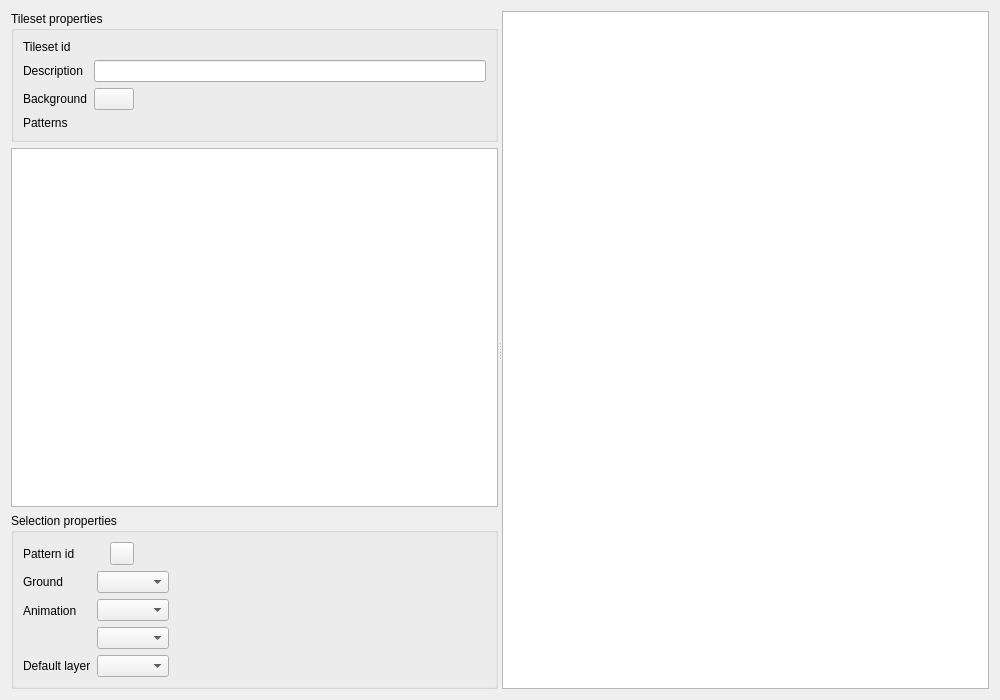
Above: src/gui/tileset_editor.ui from solarus-games/solarus-quest-editor before the change. Below: the same form after it.
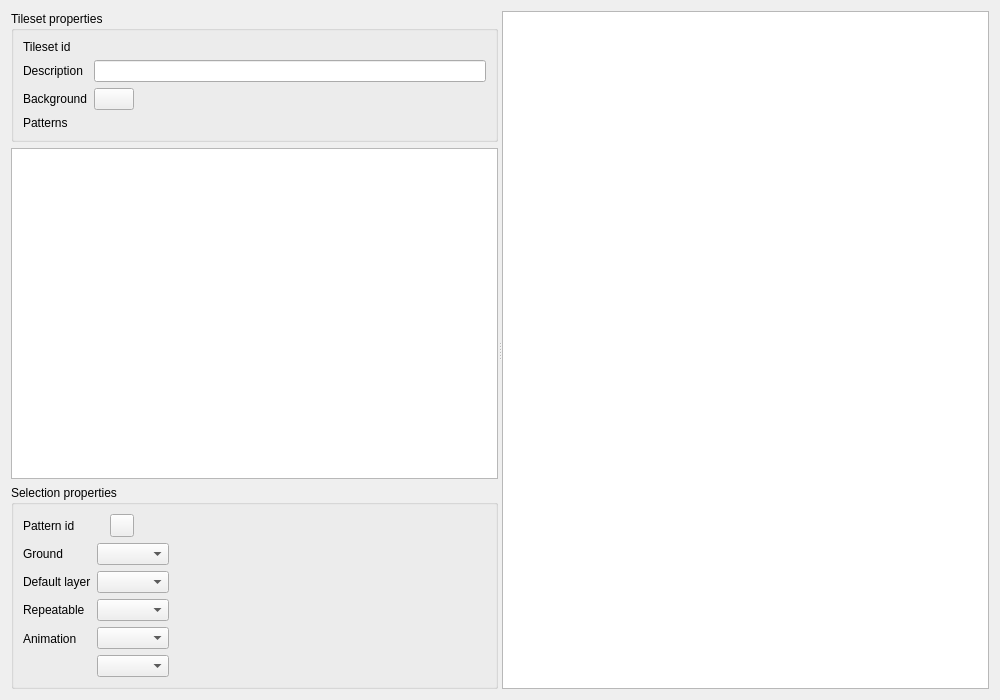
That is the form after the change. Icons and pictures are not drawn. Custom widgets are drawn as their Qt base class.

Commit message:
Allow to set the repeat mode of patterns in the tileset editor (#45).
The next step is to take it into account when resizing tiles in the map editor.

The edit to the form file:
```diff
--- a/src/gui/tileset_editor.ui
+++ b/src/gui/tileset_editor.ui
@@ -253,7 +253,7 @@
             </property>
            </widget>
           </item>
-          <item row="2" column="0">
+          <item row="4" column="0">
            <widget class="QLabel" name="animation_label">
             <property name="toolTip">
              <string/>
@@ -263,7 +263,7 @@
             </property>
            </widget>
           </item>
-          <item row="2" column="1">
+          <item row="4" column="1">
            <widget class="QWidget" name="animation_field" native="true">
             <property name="sizePolicy">
              <sizepolicy hsizetype="Fixed" vsizetype="Preferred">
@@ -317,7 +317,7 @@
             </layout>
            </widget>
           </item>
-          <item row="3" column="0">
+          <item row="2" column="0">
            <widget class="QLabel" name="default_layer_label">
             <property name="toolTip">
              <string/>
@@ -327,7 +327,7 @@
             </property>
            </widget>
           </item>
-          <item row="3" column="1">
+          <item row="2" column="1">
            <widget class="EnumSelector&lt;Layer&gt;" name="default_layer_field">
             <property name="sizePolicy">
              <sizepolicy hsizetype="Fixed" vsizetype="Fixed">
@@ -340,6 +340,23 @@
             </property>
            </widget>
           </item>
+          <item row="3" column="0">
+           <widget class="QLabel" name="repeat_mode_label">
+            <property name="text">
+             <string>Repeatable</string>
+            </property>
+           </widget>
+          </item>
+          <item row="3" column="1">
+           <widget class="EnumSelector&lt;TilePatternRepeatMode&gt;" name="repeat_mode_field">
+            <property name="sizePolicy">
+             <sizepolicy hsizetype="Fixed" vsizetype="Fixed">
+              <horstretch>0</horstretch>
+              <verstretch>0</verstretch>
+             </sizepolicy>
+            </property>
+           </widget>
+          </item>
          </layout>
         </widget>
        </item>
@@ -386,6 +403,11 @@
    <extends>QPushButton</extends>
    <header>gui/color_picker.h</header>
   </customwidget>
+  <customwidget>
+   <class>EnumSelector&lt;TilePatternRepeatMode&gt;</class>
+   <extends>QComboBox</extends>
+   <header>pattern_repeat_mode_traits.h</header>
+  </customwidget>
  </customwidgets>
  <resources>
   <include location="../../resources/images.qrc"/>
```
Left out of the diff: 2 changed lines with no effect on the pictures. The commit also changes 8 other files.
